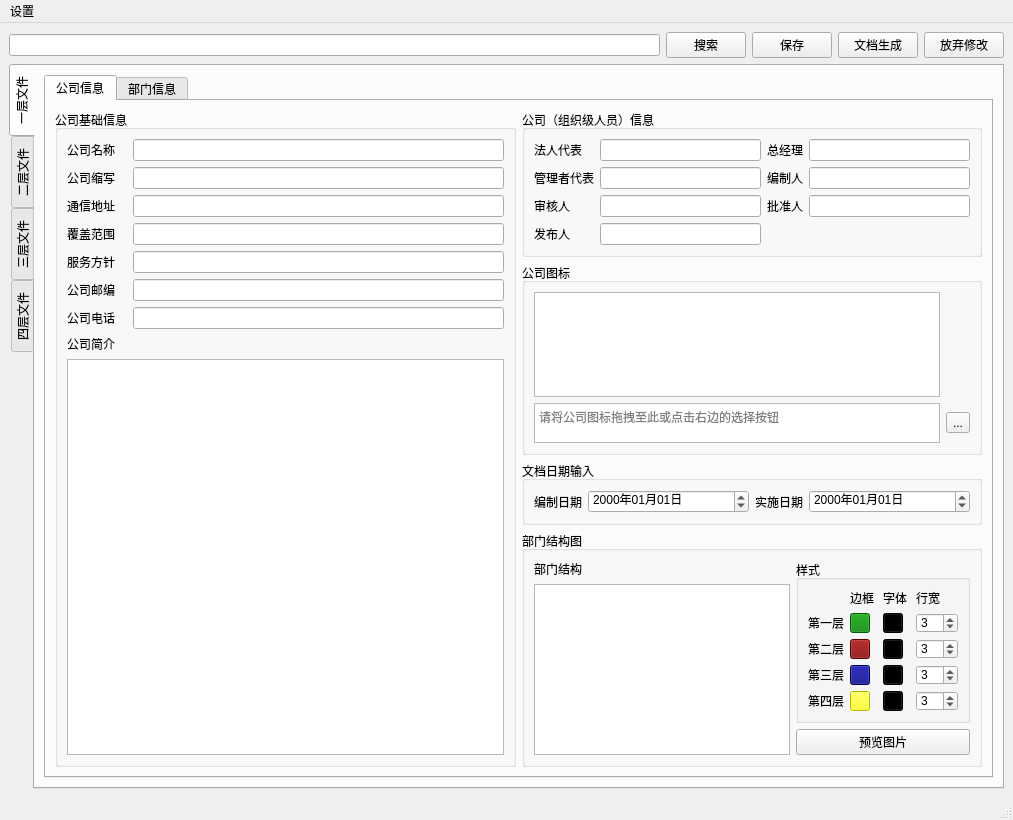
Qt form Word-Printer/test.ui (OtakuTools/WordPrinter) before a commit.
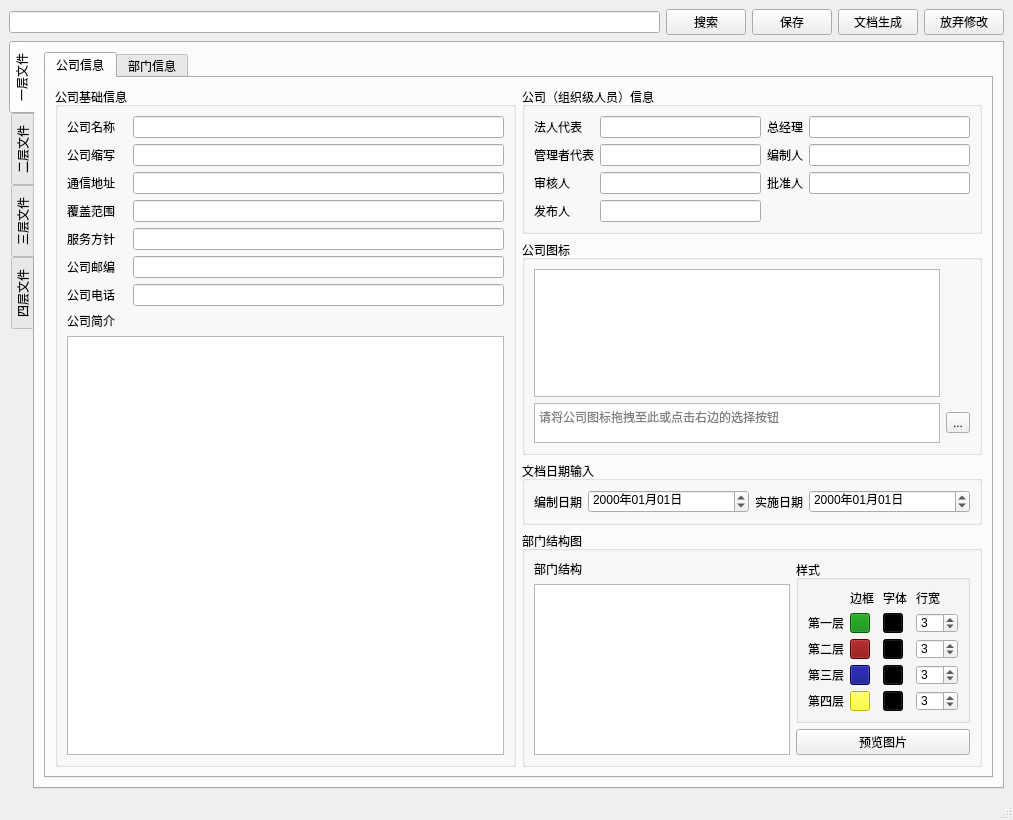
The same form after that commit.

```diff
--- a/Word-Printer/test.ui
+++ b/Word-Printer/test.ui
@@ -1320,27 +1320,6 @@
    </layout>
   </widget>
   <widget class="QStatusBar" name="statusbar"/>
-  <widget class="QMenuBar" name="menubar">
-   <property name="geometry">
-    <rect>
-     <x>0</x>
-     <y>0</y>
-     <width>1013</width>
-     <height>23</height>
-    </rect>
-   </property>
-   <widget class="QMenu" name="menu">
-    <property name="title">
-     <string>设置</string>
-    </property>
-    <addaction name="actioncaidan"/>
-    <addaction name="actionmuban"/>
-    <addaction name="actionbaocunlujing"/>
-    <addaction name="separator"/>
-    <addaction name="actiontuichu_2"/>
-   </widget>
-   <addaction name="menu"/>
-  </widget>
   <action name="actioncaidan">
    <property name="text">
     <string>数据库配置</string>
```
